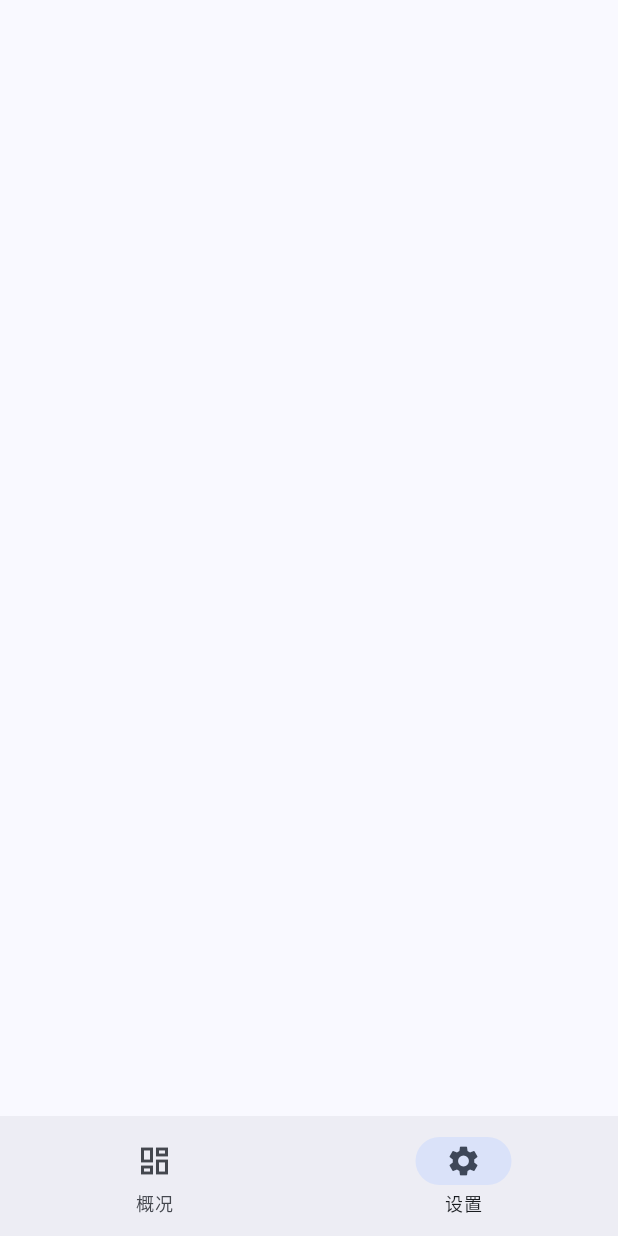
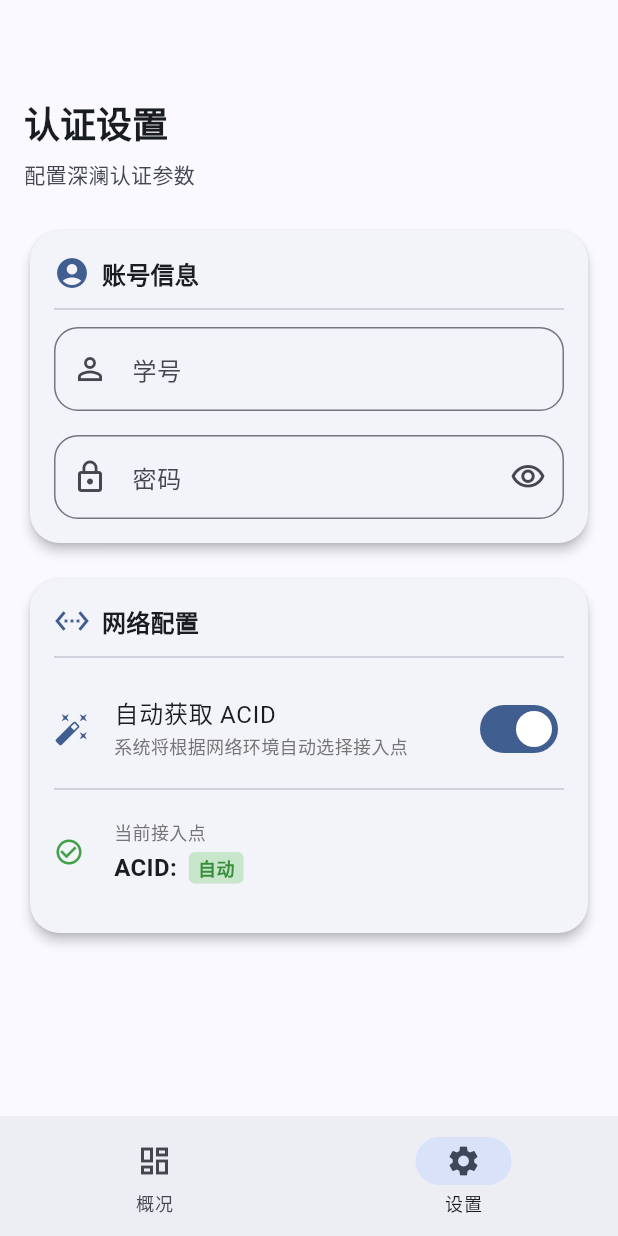
Before and after one commit to mel0nyrame/LinkUp, a Flutter app: the screen it shows after launch, item 2 of the bottom bar chosen, on a phone screen of 412 x 824 dp. Run offline on Flutter 3.47's test engine with Material 3 defaults, Android fonts, the phone set to English and light mode, and no system bars.

Commit message:
feat(settings): 添加账号与网络配置页面

```diff
--- /dev/null
+++ b/lib/components/AccountCart.dart
@@ -0,0 +1,79 @@
+import 'package:flutter/material.dart';
+
+class Accountcart extends StatefulWidget {
+  const Accountcart({super.key});
+
+  @override
+  State<Accountcart> createState() => _AccountcartState();
+}
+
+class _AccountcartState extends State<Accountcart> {
+  final TextEditingController _usernameCtrl = TextEditingController();
+  final TextEditingController _passwordCtrl = TextEditingController();
+  bool _obscurePassword = true;
+
+  @override
+  Widget build(BuildContext context) {
+    final colorScheme = Theme.of(context).colorScheme;
+    return Card(
+      child: Padding(
+        padding: const EdgeInsets.all(16.0),
+        child: Column(
+          crossAxisAlignment: CrossAxisAlignment.start,
+          children: [
+            Row(
+              children: [
+                Icon(Icons.account_circle, color: colorScheme.primary),
+                const SizedBox(width: 8),
+                Text(
+                  '账号信息',
+                  style: Theme.of(context).textTheme.titleMedium?.copyWith(
+                    fontWeight: FontWeight.bold,
+                  ),
+                ),
+              ],
+            ),
+            const Divider(height: 24),
+            TextField(
+              controller: _usernameCtrl,
+              decoration: const InputDecoration(
+                labelText: '学号',
+                hintText: '请输入学号',
+                prefixIcon: Icon(Icons.person_outline),
+                border: OutlineInputBorder(
+                  borderRadius: BorderRadius.all(Radius.circular(16.0)),
+                ),
+              ),
+              keyboardType: TextInputType.text,
+            ),
+            const SizedBox(height: 16),
+            TextField(
+              controller: _passwordCtrl,
+              decoration: InputDecoration(
+                labelText: '密码',
+                hintText: '请输入密码',
+                prefixIcon: const Icon(Icons.lock_outline),
+                border: const OutlineInputBorder(
+                  borderRadius: BorderRadius.all(Radius.circular(16.0)),
+                ),
+                suffixIcon: IconButton(
+                  icon: Icon(
+                    _obscurePassword
+                        ? Icons.visibility_outlined
+                        : Icons.visibility_off_outlined,
+                  ),
+                  onPressed: () {
+                    setState(() {
+                      _obscurePassword = !_obscurePassword;
+                    });
+                  },
+                ),
+              ),
+              obscureText: _obscurePassword,
+            ),
+          ],
+        ),
+      ),
+    );
+  }
+}
--- /dev/null
+++ b/lib/components/NetWorkConfig.dart
@@ -0,0 +1,179 @@
+// Powered By Kimi
+// 这真不会写
+import 'package:flutter/material.dart';
+import 'package:flutter/services.dart';
+
+class NetworkConfigCard extends StatefulWidget {
+  const NetworkConfigCard({super.key});
+
+  @override
+  State<NetworkConfigCard> createState() => _NetworkConfigCardState();
+}
+
+class _NetworkConfigCardState extends State<NetworkConfigCard> {
+  bool _autoAcid = true;
+  final _acidCtrl = TextEditingController(text: '1');
+
+  @override
+  void dispose() {
+    _acidCtrl.dispose();
+    super.dispose();
+  }
+
+  @override
+  Widget build(BuildContext context) {
+    final colorScheme = Theme.of(context).colorScheme;
+
+    return Card(
+      child: Padding(
+        padding: const EdgeInsets.all(16.0),
+        child: Column(
+          crossAxisAlignment: CrossAxisAlignment.start,
+          children: [
+            Row(
+              children: [
+                Icon(Icons.settings_ethernet, color: colorScheme.primary),
+                const SizedBox(width: 8),
+                Text(
+                  '网络配置',
+                  style: Theme.of(context).textTheme.titleMedium?.copyWith(
+                    fontWeight: FontWeight.bold,
+                  ),
+                ),
+              ],
+            ),
+            const Divider(height: 24),
+
+            SwitchListTile(
+              contentPadding: EdgeInsets.zero,
+              title: const Text('自动获取 ACID'),
+              subtitle: Text(
+                _autoAcid
+                    ? '系统将根据网络环境自动选择接入点'
+                    : '手动指定接入点 ID',
+                style: TextStyle(
+                  fontSize: 12,
+                  color: Colors.grey.shade600,
+                ),
+              ),
+              value: _autoAcid,
+              onChanged: (value) {
+                setState(() {
+                  _autoAcid = value;
+                });
+              },
+              secondary: Icon(
+                _autoAcid ? Icons.auto_fix_high : Icons.edit,
+                color: colorScheme.primary,
+              ),
+            ),
+
+            const Divider(height: 8),
+
+            AnimatedCrossFade(
+              duration: const Duration(milliseconds: 200),
+              crossFadeState: _autoAcid
+                  ? CrossFadeState.showFirst
+                  : CrossFadeState.showSecond,
+              firstChild: _buildAutoModeView(context),
+              secondChild: _buildManualInputView(context),
+            ),
+          ],
+        ),
+      ),
+    );
+  }
+
+  Widget _buildAutoModeView(BuildContext context) {
+    final colorScheme = Theme.of(context).colorScheme;
+
+    return Container(
+      padding: const EdgeInsets.symmetric(vertical: 16),
+      child: Row(
+        children: [
+          Icon(
+            Icons.check_circle_outline,
+            color: Colors.green.shade600,
+            size: 20,
+          ),
+          const SizedBox(width: 20),
+          Expanded(
+            child: Column(
+              crossAxisAlignment: CrossAxisAlignment.start,
+              children: [
+                Text(
+                  '当前接入点',
+                  style: TextStyle(
+                    fontSize: 12,
+                    color: Colors.grey.shade600,
+                  ),
+                ),
+                const SizedBox(height: 4),
+                Row(
+                  children: [
+                    Text(
+                      'ACID:',
+                      style: TextStyle(
+                        fontSize: 16,
+                        fontWeight: FontWeight.w600,
+                        color: colorScheme.onSurface,
+                      ),
+                    ),
+                    const SizedBox(width: 8),
+                    Container(
+                      padding: const EdgeInsets.only(top: 2, bottom: 2, left: 6, right: 6),
+                      decoration: BoxDecoration(
+                        color: Colors.green.shade100,
+                        borderRadius: BorderRadius.circular(4),
+                      ),
+                      child: Text(
+                        '自动',
+                        style: TextStyle(
+                          fontSize: 12,
+                          color: Colors.green.shade700,
+                          fontWeight: FontWeight.bold,
+                        ),
+                      ),
+                    ),
+                  ],
+                ),
+              ],
+            ),
+          ),
+        ],
+      ),
+    );
+  }
+
+  Widget _buildManualInputView(BuildContext context) {
+    return Container(
+      padding: const EdgeInsets.only(top: 16),
+      child: TextField(
+        controller: _acidCtrl,
+        decoration: InputDecoration(
+          labelText: 'ACID (接入点 ID)',
+          hintText: '如: 1, 2, 5, 11, 15',
+          prefixIcon: const Icon(Icons.place_outlined),
+          border: const OutlineInputBorder(),
+          helperStyle: TextStyle(
+            color: Colors.grey.shade600,
+            fontSize: 12,
+          ),
+          suffixIcon: IconButton(
+            icon: const Icon(Icons.refresh),
+            tooltip: '重置为默认值',
+            onPressed: () {
+              setState(() {
+                _acidCtrl.text = '1';
+              });
+            },
+          ),
+        ),
+        keyboardType: TextInputType.number,
+        inputFormatters: [
+          FilteringTextInputFormatter.digitsOnly,
+        ],
+      ),
+    );
+  }
+}
--- a/lib/navigation/MainNavigation.dart
+++ b/lib/navigation/MainNavigation.dart
@@ -1,5 +1,6 @@
 import 'package:flutter/material.dart';
 import 'package:linkup/page/OverViewPage.dart';
+import 'package:linkup/page/SettingsPage.dart';
 
 class MainNavigator extends StatefulWidget {
   const MainNavigator({super.key});
@@ -15,7 +16,7 @@ class _MainNavigatorState extends State<MainNavigator> {
   Widget build(BuildContext context) {
     return Scaffold(
       body: IndexedStack(index: _currentIndex, children: [
-        Overviewpage()
+        Overviewpage(), Settingspage()
         ],
       ),
       bottomNavigationBar: NavigationBar(
--- a/lib/page/OverViewPage.dart
+++ b/lib/page/OverViewPage.dart
@@ -1,6 +1,6 @@
 import 'package:flutter/material.dart';
 import 'package:linkup/components/InformationCart.dart';
-import 'package:linkup/components/OnlineDevices.dart';
+import 'package:linkup/components/OnlineDevicesCard.dart';
 import 'package:linkup/components/StatusCard.dart';
 
 class Overviewpage extends StatefulWidget {
@@ -37,17 +37,21 @@ class _OverviewpageState extends State<Overviewpage> {
 
                   SizedBox(height: 16),
 
+                  Onlinedevices(),
+
+                  SizedBox(height: 16),
+
                   Informationcart(
-                    icon: Icons.network_check,
-                    title: "网络信息",
+                    icon: Icons.data_usage,
+                    title: "流量统计",
                     children: [],
                   ),
 
                   SizedBox(height: 16),
 
                   Informationcart(
-                    icon: Icons.data_usage,
-                    title: "流量统计",
+                    icon: Icons.network_check,
+                    title: "网络信息",
                     children: [],
                   ),
 
@@ -69,7 +73,11 @@ class _OverviewpageState extends State<Overviewpage> {
 
                   SizedBox(height: 16),
 
-                  Onlinedevices(),
+                  Informationcart(
+                    icon: Icons.system_update,
+                    title: "系统版本",
+                    children: [],
+                  )
                 ],
               ),
             ),
--- /dev/null
+++ b/lib/page/SettingsPage.dart
@@ -0,0 +1,50 @@
+import 'package:flutter/material.dart';
+import 'package:linkup/components/AccountCart.dart';
+import 'package:linkup/components/NetWorkConfig.dart';
+
+class Settingspage extends StatefulWidget {
+  const Settingspage({super.key});
+
+  @override
+  State<Settingspage> createState() => _SettingspageState();
+}
+
+class _SettingspageState extends State<Settingspage> {
+  @override
+  Widget build(BuildContext context) {
+    final colorScheme = Theme.of(context).colorScheme;
+
+    return Container(
+      padding: EdgeInsets.only(top: 50.0),
+      child: SingleChildScrollView(
+        padding: const EdgeInsets.all(16.0),
+        child: Column(
+          crossAxisAlignment: CrossAxisAlignment.start,
+          children: [
+            Text(
+              '认证设置',
+              style: Theme.of(context).textTheme.headlineSmall?.copyWith(
+                fontWeight: FontWeight.bold,
+              ),
+            ),
+            SizedBox(height: 8),
+            Text(
+              '配置深澜认证参数',
+              style: TextStyle(
+                color: colorScheme.onSurfaceVariant,
+                fontSize: 14,
+              ),
+            ),
+            SizedBox(height: 24),
+
+            Accountcart(),
+
+            SizedBox(height: 16),
+
+            NetworkConfigCard()
+          ],
+        ),
+      ),
+    );
+  }
+}
```
Also changed, not shown: lib/components/OnlineDevicesCard.dart (renamed from lib/components/OnlineDevices.dart).
